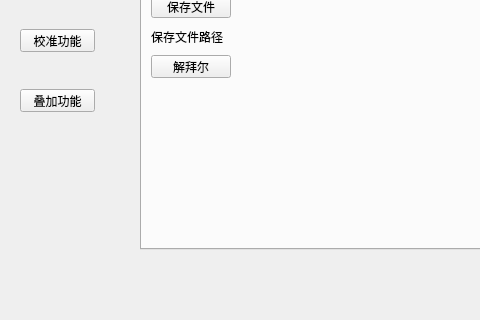
Qt form Src/mainwindow.ui (3737cc/C.A.A.P) before a commit; both pictures show x 0 to 480 and y 141 to 461 of the 1103 by 656 pixel window.
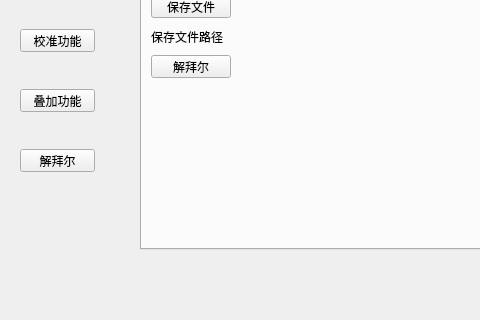
The same form after that commit. The open tabs and pages were chosen to show the change.

What changed in the file:
```diff
--- a/Src/mainwindow.ui
+++ b/Src/mainwindow.ui
@@ -668,6 +668,19 @@
      </widget>
     </widget>
    </widget>
+   <widget class="QPushButton" name="Baryer_function_button_2">
+    <property name="geometry">
+     <rect>
+      <x>20</x>
+      <y>290</y>
+      <width>75</width>
+      <height>23</height>
+     </rect>
+    </property>
+    <property name="text">
+     <string>解拜尔</string>
+    </property>
+   </widget>
   </widget>
   <widget class="QStatusBar" name="statusbar"/>
  </widget>
```
Left out of the diff: 16 changed lines with no effect on the pictures.
